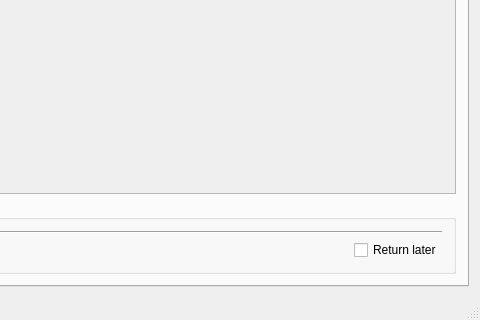
Old version of the form mainwindow.ui in the repository LibertaSoft/QTester; both pictures show x 341 to 821 and y 256 to 576 of the 821 by 576 pixel window.
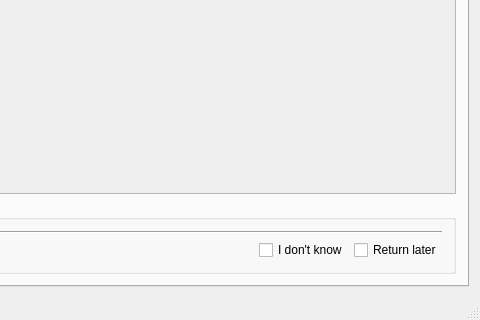
New version of the form.

Commit message: markAsReturn,markAsError,markAsDontKnow saving and loading

Patch:
```diff
--- a/mainwindow.ui
+++ b/mainwindow.ui
@@ -470,6 +470,16 @@
                  </property>
                 </spacer>
                </item>
+               <item>
+                <widget class="QCheckBox" name="ChBox_DontKnow">
+                 <property name="toolTip">
+                  <string>It won't affect an assessment, but the teacher will have idea of that that the group didn't understand</string>
+                 </property>
+                 <property name="text">
+                  <string>I don't know</string>
+                 </property>
+                </widget>
+               </item>
                <item>
                 <widget class="QCheckBox" name="ChBox_ReturnLater">
                  <property name="toolTip">
```
Left out of the diff: 2 changed lines with no effect on the pictures. The commit also changes 3 other files.
